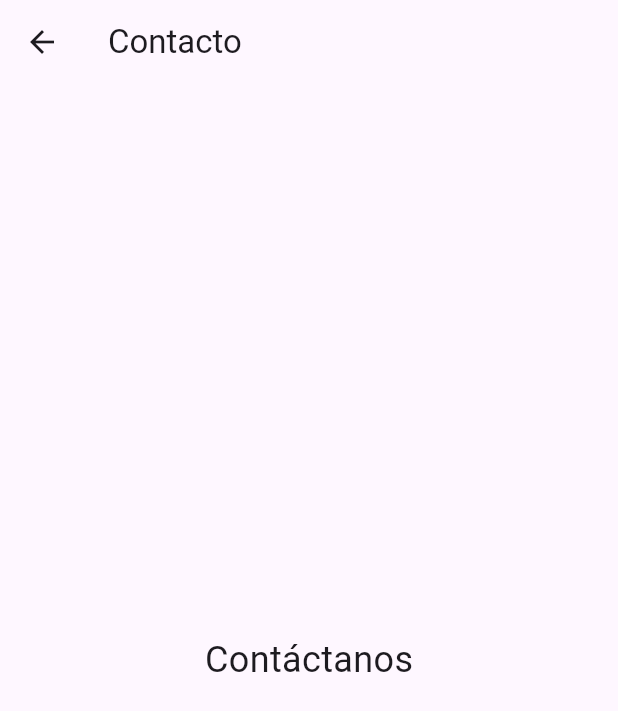
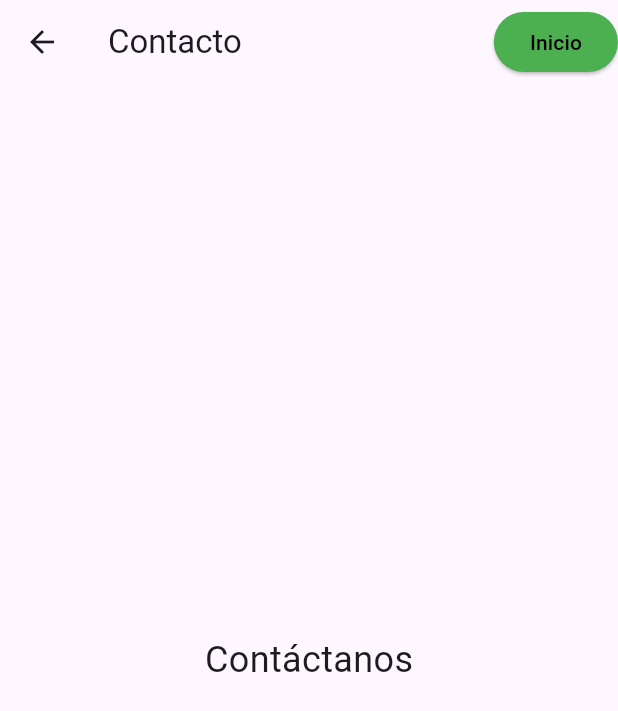
Before and after one commit to Chucky2010/ii-flutter-002, a Flutter app: the ContactoScreen screen opened directly, on a phone screen of 412 x 824 dp. Shown: the top 711 px of the screen. Run offline on Flutter 3.47's test engine with Material 3 defaults, Android fonts, the light colour scheme and no system bars.

Commit message:
Se modifica las pantallas de acerca de y contacto_screen
Se agregar un botón en la AppBar en las pantallas de acerca de
y contacto para regresar a la pantalla inicio con Navigator.pop

```diff
--- a/lib/views/contacto_screen.dart
+++ b/lib/views/contacto_screen.dart
@@ -8,6 +8,18 @@ class ContactoScreen extends StatelessWidget {
     return Scaffold(
       appBar: AppBar(
         title: const Text('Contacto'),
+        actions: [
+          ElevatedButton(
+            onPressed: () {
+              Navigator.pop(context); // Regresa a la pantalla anterior
+            },
+            style: ElevatedButton.styleFrom(
+              backgroundColor: Colors.green, // Fondo blanco
+              foregroundColor: Colors.black, // Texto negro
+            ),
+            child: const Text('Inicio'),
+          ),
+        ],
       ),
       body: const Center(
         child: Text(
--- a/lib/views/stateful_screen.dart
+++ b/lib/views/stateful_screen.dart
@@ -1,6 +1,8 @@
 import 'package:flutter/material.dart';
 
 class StatefulScreen extends StatefulWidget {
+  const StatefulScreen({super.key});
+
   @override
   _StatefulScreenState createState() => _StatefulScreenState();
 }
```
Also changed, not shown: lib/views/acerca_de_screen.dart (+12 -0 lines).
